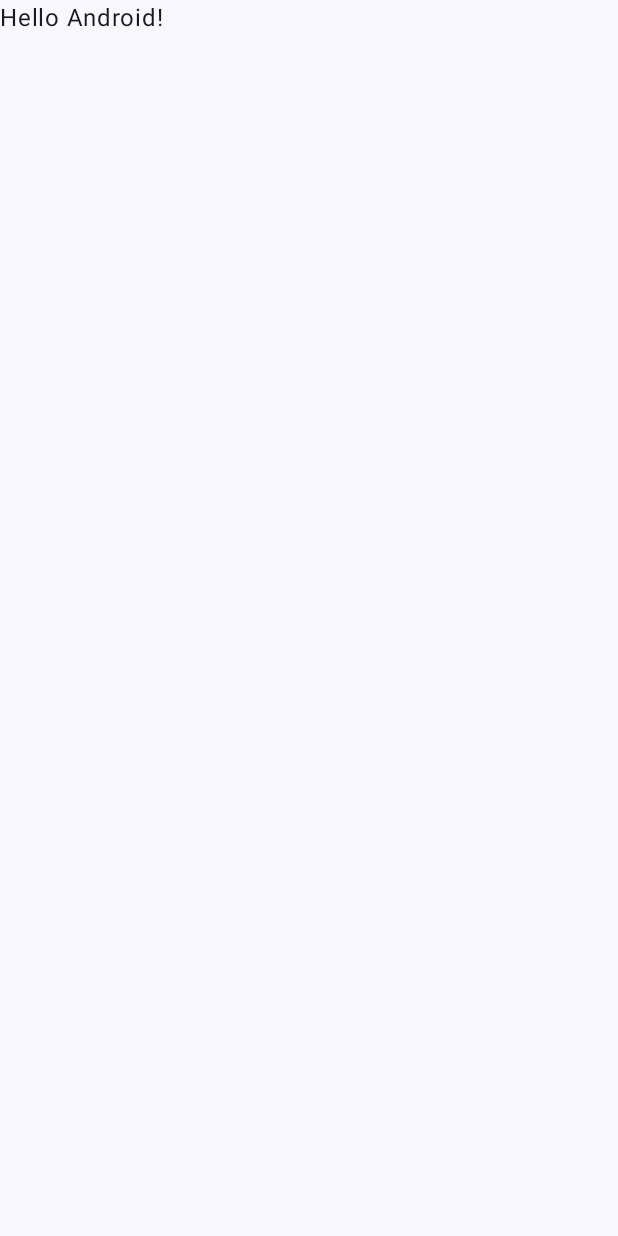
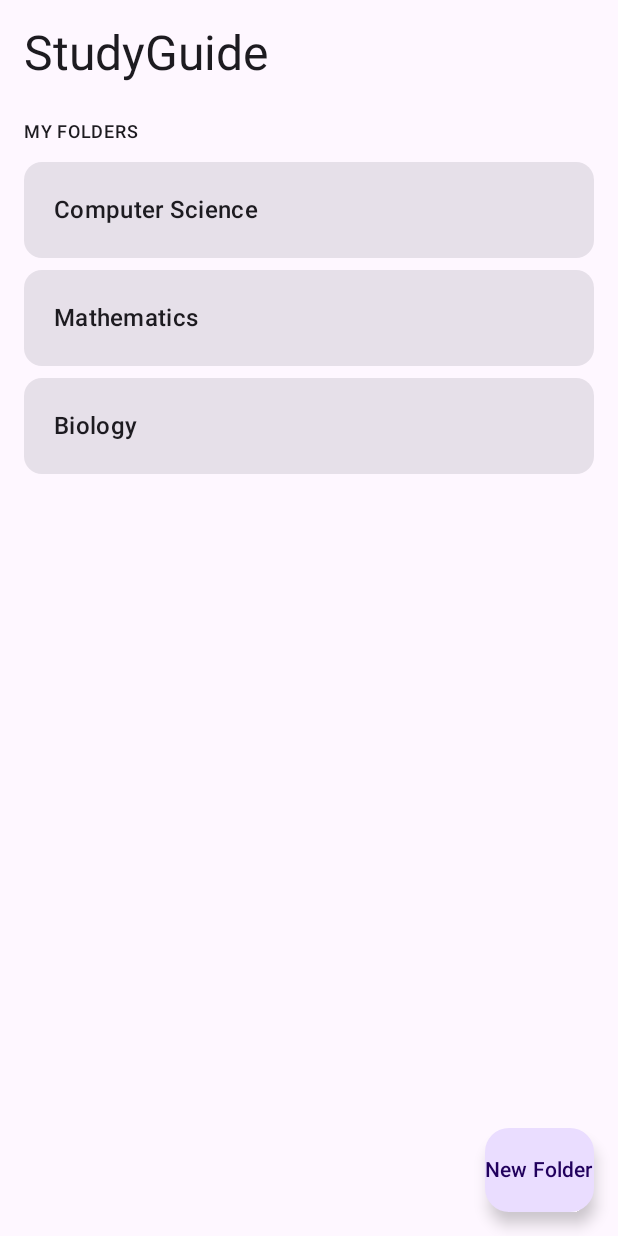
Before and after one commit to herrmh23/StudyGuide, an Android app built with Jetpack Compose: the screen it shows after launch (MainActivity), on a phone screen of 412 x 824 dp. Before the commit the screen is almost empty. Run offline under Robolectric (Android 15) with nearby library versions, the phone set to English and light mode, and no system bars.

Commit message:
Update MainActivity.kt

```diff
--- a/app/src/main/java/com/example/studyguide/MainActivity.kt
+++ b/app/src/main/java/com/example/studyguide/MainActivity.kt
@@ -1,47 +1,93 @@
+
 package com.example.studyguide
 
 import android.os.Bundle
 import androidx.activity.ComponentActivity
 import androidx.activity.compose.setContent
-import androidx.activity.enableEdgeToEdge
-import androidx.compose.foundation.layout.fillMaxSize
-import androidx.compose.foundation.layout.padding
-import androidx.compose.material3.Scaffold
-import androidx.compose.material3.Text
+import androidx.compose.foundation.clickable
+import androidx.compose.foundation.layout.*
+import androidx.compose.foundation.lazy.LazyColumn
+import androidx.compose.foundation.lazy.items
+import androidx.compose.material3.*
 import androidx.compose.runtime.Composable
 import androidx.compose.ui.Modifier
-import androidx.compose.ui.tooling.preview.Preview
-import com.example.studyguide.ui.theme.StudyGuideTheme
+import androidx.compose.ui.unit.dp
+import androidx.compose.material3.ExtendedFloatingActionButton
 
 class MainActivity : ComponentActivity() {
     override fun onCreate(savedInstanceState: Bundle?) {
         super.onCreate(savedInstanceState)
-        enableEdgeToEdge()
+
         setContent {
-            StudyGuideTheme {
-                Scaffold(modifier = Modifier.fillMaxSize()) { innerPadding ->
-                    Greeting(
-                        name = "Android",
-                        modifier = Modifier.padding(innerPadding)
-                    )
-                }
+            MaterialTheme {
+                HomeScreen()
             }
         }
     }
 }
 
 @Composable
-fun Greeting(name: String, modifier: Modifier = Modifier) {
-    Text(
-        text = "Hello $name!",
-        modifier = modifier
+fun HomeScreen() {
+
+    val folders = listOf(
+        "Computer Science",
+        "Mathematics",
+        "Biology"
     )
-}
 
-@Preview(showBackground = true)
-@Composable
-fun GreetingPreview() {
-    StudyGuideTheme {
-        Greeting("Android")
+    Scaffold(
+        floatingActionButton = {
+            FloatingActionButton(
+                onClick = {
+                    // Folder creation will go here
+                }
+            ) {
+                Text("New Folder")
+            }
+        }
+    ) { innerPadding ->
+
+        Column(
+            modifier = Modifier
+                .fillMaxSize()
+                .padding(innerPadding)
+                .padding(16.dp)
+        ) {
+
+            Text(
+                text = "StudyGuide",
+                style = MaterialTheme.typography.headlineLarge
+            )
+
+            Spacer(modifier = Modifier.height(24.dp))
+
+            Text(
+                text = "MY FOLDERS",
+                style = MaterialTheme.typography.labelMedium
+            )
+
+            Spacer(modifier = Modifier.height(12.dp))
+
+            LazyColumn(
+                verticalArrangement = Arrangement.spacedBy(8.dp)
+            ) {
+                items(folders) { folder ->
+
+                    Card(
+                        modifier = Modifier
+                            .fillMaxWidth()
+                            .clickable {
+                                // Folder navigation will go here
+                            }
+                    ) {
+                        Text(
+                            text = folder,
+                            modifier = Modifier.padding(20.dp),
+                            style = MaterialTheme.typography.titleMedium
+                        )
+                    }
+                }
+            }
+        }
     }
 }
```
